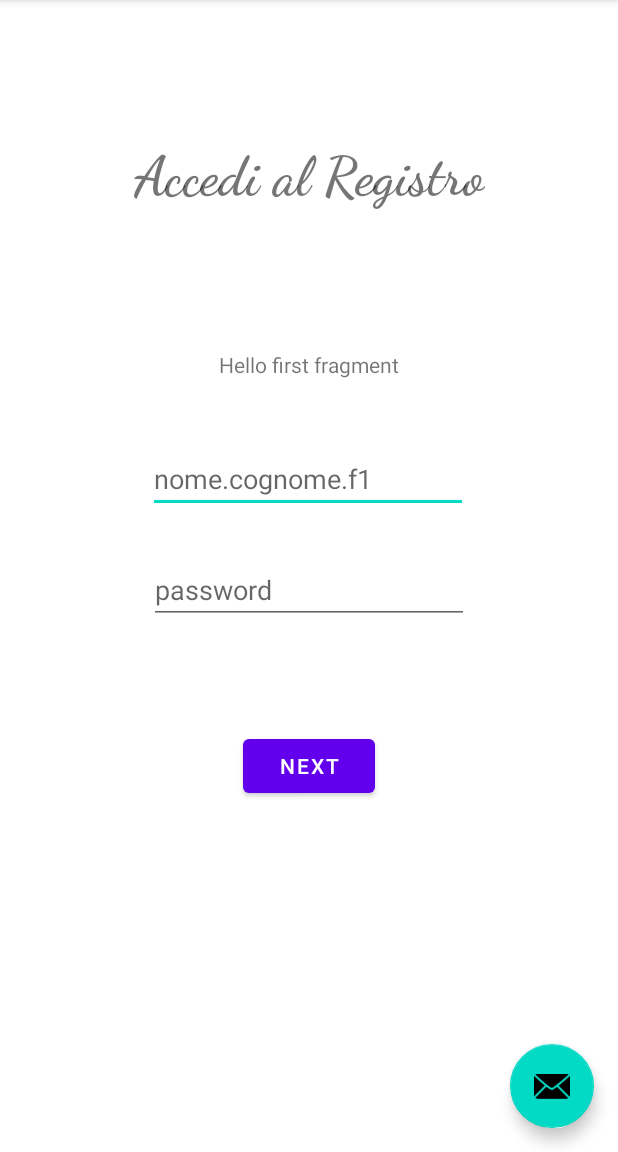
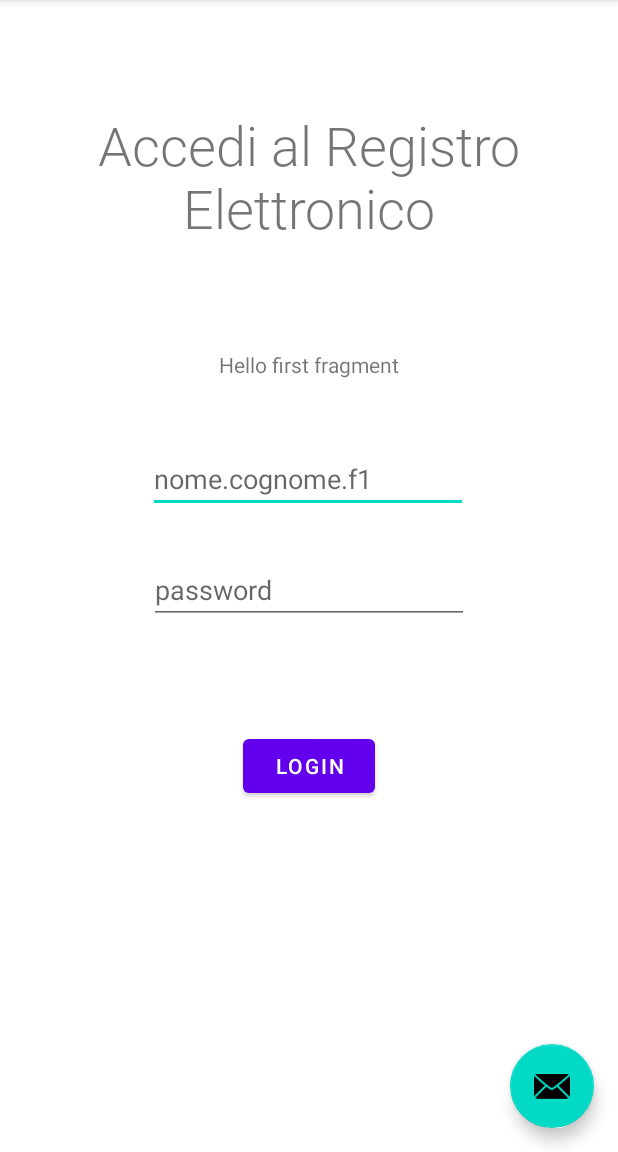
Before and after one commit to Giua-app/Giua-App, an Android app: the screen it shows after launch (MainActivity), on a phone screen of 412 x 824 dp, the part 84-1236 px from its top. Run offline under Robolectric (Android 15) with nearby library versions, the phone set to English and light mode, and no system bars.

Commit message:
Fixed login screen and added after-login screen

```diff
--- a/app/src/main/java/com/giua/app/FirstFragment.java
+++ b/app/src/main/java/com/giua/app/FirstFragment.java
@@ -5,6 +5,7 @@ import android.os.StrictMode;
 import android.view.LayoutInflater;
 import android.view.View;
 import android.view.ViewGroup;
+import android.widget.ProgressBar;
 
 import androidx.annotation.NonNull;
 import androidx.appcompat.widget.AppCompatEditText;
@@ -13,6 +14,7 @@ import androidx.navigation.fragment.NavHostFragment;
 
 import com.giua.webscraper.GiuaScraper;
 import com.google.android.material.textfield.TextInputEditText;
+import com.giua.app.GlobalVars;
 
 import org.w3c.dom.Text;
 
@@ -20,6 +22,7 @@ public class FirstFragment extends Fragment {
 
     AppCompatEditText user;
     AppCompatEditText password;
+    ProgressBar progressBar;
 
     GiuaScraper gS;
 
@@ -35,6 +38,7 @@ public class FirstFragment extends Fragment {
 
         user = fragmentFirstLayout.findViewById(R.id.textUser);
         password = fragmentFirstLayout.findViewById(R.id.textPassword);
+        progressBar = fragmentFirstLayout.findViewById(R.id.progressBar);
 
 
 
@@ -49,17 +53,18 @@ public class FirstFragment extends Fragment {
         view.findViewById(R.id.button_first).setOnClickListener(new View.OnClickListener() {
             @Override
             public void onClick(View view) {
+                progressBar.setVisibility(View.VISIBLE);
 
-            gS = new GiuaScraper(user.getText().toString(), password.getText().toString());
+                GiuaScraper gS = new GlobalVars().setgS(user.getText().toString(), password.getText().toString());
 
-            gS.login();
+
+                gS.login();
 
                 if(gS.checkLogin() == true){
                     System.out.println("login ok");
                     NavHostFragment.findNavController(FirstFragment.this)
-                        .navigate(R.id.action_FirstFragment_to_SecondFragment);
+                            .navigate(R.id.action_FirstFragment_to_SecondFragment);
                 }
-
             }
         });
     }
--- a/app/src/main/res/layout/fragment_first.xml
+++ b/app/src/main/res/layout/fragment_first.xml
@@ -20,7 +20,7 @@
         android:id="@+id/button_first"
         android:layout_width="wrap_content"
         android:layout_height="wrap_content"
-        android:text="@string/next"
+        android:text="LOGIN"
         app:layout_constraintBottom_toBottomOf="parent"
         app:layout_constraintEnd_toEndOf="parent"
         app:layout_constraintStart_toStartOf="parent"
@@ -56,13 +56,25 @@
         android:id="@+id/textView"
         android:layout_width="wrap_content"
         android:layout_height="wrap_content"
-        android:fontFamily="cursive"
-        android:text="Accedi al Registro"
+        android:fontFamily="@font/roboto_light"
+        android:text="Accedi al Registro Elettronico"
+        android:textAlignment="center"
         android:textSize="36sp"
-        android:textStyle="bold"
         app:layout_constraintBottom_toTopOf="@+id/textview_first"
         app:layout_constraintEnd_toEndOf="parent"
         app:layout_constraintStart_toStartOf="parent"
         app:layout_constraintTop_toTopOf="parent"
         app:layout_constraintVertical_bias="0.504" />
+
+    <ProgressBar
+        android:id="@+id/progressBar"
+        style="?android:attr/progressBarStyle"
+        android:layout_width="wrap_content"
+        android:layout_height="wrap_content"
+        android:visibility="invisible"
+        app:layout_constraintBottom_toBottomOf="parent"
+        app:layout_constraintEnd_toEndOf="parent"
+        app:layout_constraintStart_toStartOf="parent"
+        app:layout_constraintTop_toBottomOf="@+id/button_first"
+        tools:visibility="invisible" />
 </androidx.constraintlayout.widget.ConstraintLayout>
```
Also changed, not shown: app/src/main/java/com/giua/app/GlobalVars.java (added, +14 -0 lines), app/src/main/java/com/giua/app/SecondFragment.java (+31 -3 lines), app/src/main/res/layout/fragment_second.xml (+34 -0 lines), app/libs/webscraper-0.0.1-SNAPSHOT.jar, app/src/main/res/font/roboto_light.ttf (added).
